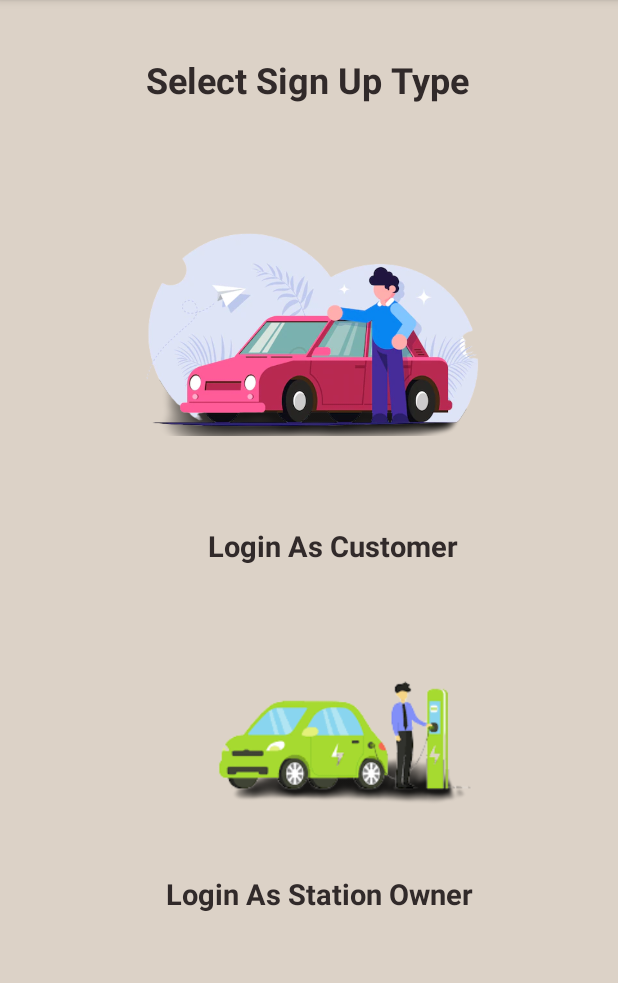
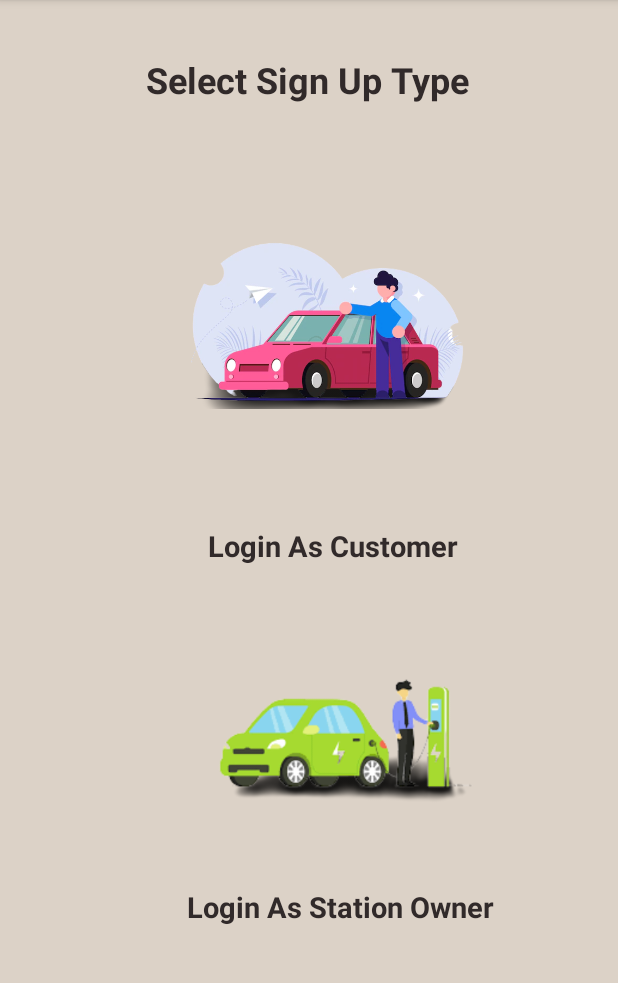
Before and after one commit to aparna-jay/FuelQueueManagementClient, an Android app: the SelectUserSignUp screen opened directly, with no data from a screen before it, on a phone screen of 412 x 824 dp, the part 84-1067 px from its top. Run offline under Robolectric (Android 15) with nearby library versions, the phone set to English and light mode, and no system bars; network calls fail.

Commit message:
change alignments

```diff
--- a/app/src/main/res/layout/activity_select_user_sign_up.xml
+++ b/app/src/main/res/layout/activity_select_user_sign_up.xml
@@ -9,17 +9,17 @@
 
     <ImageButton
         android:id="@+id/signUpOwner"
-        android:layout_width="255dp"
-        android:layout_height="162dp"
+        android:layout_width="209dp"
+        android:layout_height="126dp"
         android:background="@null"
         android:scaleType="fitEnd"
         android:src="@drawable/vehicleownericon"
         app:layout_constraintBottom_toBottomOf="parent"
         app:layout_constraintEnd_toEndOf="parent"
-        app:layout_constraintHorizontal_bias="0.498"
+        app:layout_constraintHorizontal_bias="0.549"
         app:layout_constraintStart_toStartOf="parent"
         app:layout_constraintTop_toTopOf="parent"
-        app:layout_constraintVertical_bias="0.212" />
+        app:layout_constraintVertical_bias="0.228" />
 
     <ImageButton
         android:id="@+id/signUpCustomer"
@@ -30,10 +30,10 @@
         android:src="@drawable/stationownericon"
         app:layout_constraintBottom_toBottomOf="parent"
         app:layout_constraintEnd_toEndOf="parent"
-        app:layout_constraintHorizontal_bias="0.52"
+        app:layout_constraintHorizontal_bias="0.526"
         app:layout_constraintStart_toStartOf="parent"
         app:layout_constraintTop_toTopOf="parent"
-        app:layout_constraintVertical_bias="0.673" />
+        app:layout_constraintVertical_bias="0.671" />
 
     <TextView
         android:id="@+id/textView7"
@@ -45,10 +45,10 @@
         android:textStyle="bold"
         app:layout_constraintBottom_toBottomOf="parent"
         app:layout_constraintEnd_toEndOf="parent"
-        app:layout_constraintHorizontal_bias="0.535"
+        app:layout_constraintHorizontal_bias="0.601"
         app:layout_constraintStart_toStartOf="parent"
         app:layout_constraintTop_toTopOf="parent"
-        app:layout_constraintVertical_bias="0.785" />
+        app:layout_constraintVertical_bias="0.797" />
 
     <TextView
         android:id="@+id/textView9"
```
